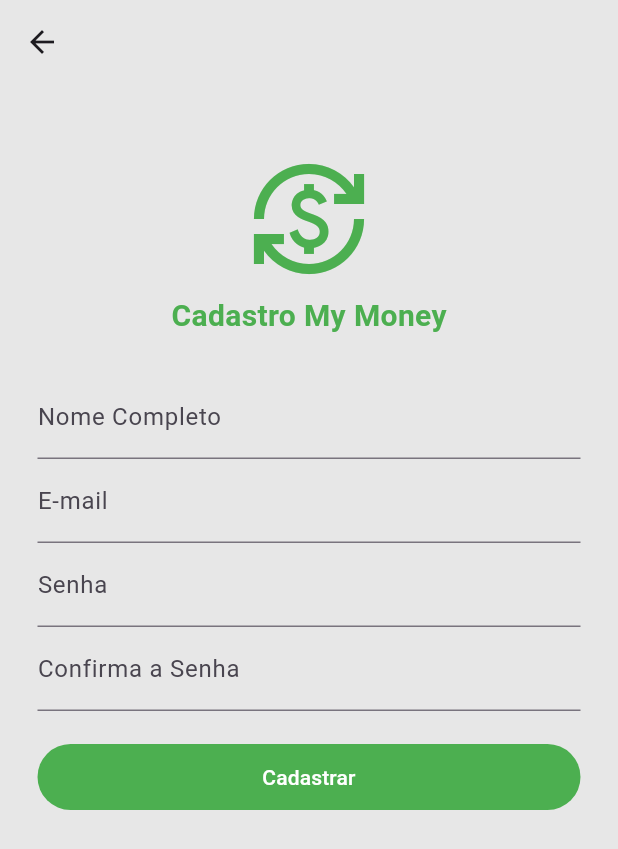
After one commit to lermen12/may-money, a Flutter app: the RegisterPage screen opened by its route, on a phone screen of 412 x 824 dp. The commit adds this screen. Shown: the top 849 px of the screen. Run offline on Flutter 3.47's test engine with Material 2 defaults, Android fonts, the phone set to English and light mode, and no system bars; our stand-ins replace dio, email_validator.

Commit message:
Crido tela de register_page.dart, feito a rota e adiconado dependencia de validação do e-mail no registo.

```diff
--- a/lib/main.dart
+++ b/lib/main.dart
@@ -1,6 +1,7 @@
 import 'package:flutter/material.dart';
 import 'package:my_money/src/modules/initial/page/initial_page.dart';
 import 'package:my_money/src/modules/login/page/login_page.dart';
+import 'package:my_money/src/modules/register/page/register_page.dart';
 import 'package:my_money/src/router/app_router.dart';
 
 void main() {
@@ -22,6 +23,7 @@ class App extends StatelessWidget {
       home: const InitialPage(),
       routes: {
         AppRouter.login: (context) => const LoginPage(),
+        AppRouter.register: (context) => const RegisterPage(),
       },
     );
   }
--- a/lib/src/modules/login/page/login_page.dart
+++ b/lib/src/modules/login/page/login_page.dart
@@ -1,5 +1,6 @@
 import 'package:flutter/material.dart';
 import 'package:my_money/src/modules/login/components/register_link.dart';
+import 'package:my_money/src/router/app_router.dart';
 import 'package:my_money/src/shared/colors/app_colors.dart';
 import 'package:my_money/src/shared/components/app_button.dart';
 import 'package:my_money/src/shared/components/app_loading.dart';
@@ -69,7 +70,7 @@ class _LoginPageState extends State<LoginPage> {
                             ),
                             child: AppButton(action: () {}, label: "Login")),
                         GestureDetector(
-                          onTap: () {},
+                          onTap: () {Navigator.pushNamed(context, AppRouter.register);},
                           child: const RegisterLink(),
                         )
                       ],
--- /dev/null
+++ b/lib/src/modules/register/page/register_page.dart
@@ -0,0 +1,94 @@
+import 'dart:async';
+
+import 'package:email_validator/email_validator.dart';
+import 'package:flutter/material.dart';
+import 'package:my_money/src/shared/colors/app_colors.dart';
+import 'package:my_money/src/shared/components/app_button.dart';
+import 'package:my_money/src/shared/components/app_logo_title.dart';
+
+class RegisterPage extends StatefulWidget {
+  const RegisterPage({super.key});
+
+  @override
+  State<RegisterPage> createState() => _RegisterPageState();
+
+}
+
+class _RegisterPageState extends State<RegisterPage> {
+  @override
+  Widget build(BuildContext context) {
+    return Scaffold(
+      appBar: AppBar(
+        backgroundColor: AppColors.appPageBackground,
+        elevation: 0,
+        leading: IconButton(
+            icon: const Icon(Icons.arrow_back),
+            onPressed: () => Navigator.pop(context)),
+      ),
+      backgroundColor: AppColors.appPageBackground,
+      body: SingleChildScrollView(
+        child: SafeArea(
+          child: Center(
+            child: Padding(
+              padding: const EdgeInsets.only(
+                top: 50,
+                left: 25,
+                right: 25,
+              ),
+              child: Column(
+                mainAxisSize: MainAxisSize.max,
+                crossAxisAlignment: CrossAxisAlignment.center,
+                children: [
+                  const AppLogoTitle(
+                    title: 'Cadastro My Money',
+                    titleSize: 20,
+                    iconSize: 80,
+                  ),
+                  TextFormField(
+                    enabled: true,
+                    textAlign: TextAlign.start,
+                    autofocus: false,
+                    keyboardType: TextInputType.text,
+                    decoration:
+                        const InputDecoration(label: Text('Nome Completo')),
+                  ),
+                  TextFormField(
+                    enabled: true,
+                    textAlign: TextAlign.start,
+                    autofocus: false,
+                    keyboardType: TextInputType.text,
+                    validator: (value) => EmailValidator.validate(value!)
+                        ? null
+                        : "Please enter a valid email",
+                    decoration: const InputDecoration(label: Text('E-mail')),
+                  ),
+                  TextFormField(
+                    enabled: true,
+                    textAlign: TextAlign.start,
+                    autofocus: false,
+                    keyboardType: TextInputType.text,
+                    obscureText: true,
+                    decoration: const InputDecoration(label: Text('Senha')),
+                  ),
+                  TextFormField(
+                    enabled: true,
+                    textAlign: TextAlign.start,
+                    autofocus: false,
+                    keyboardType: TextInputType.text,
+                    obscureText: true,
+                    decoration:
+                        const InputDecoration(label: Text('Confirma a Senha')),
+                  ),
+                  Padding(
+                    padding: const EdgeInsets.only(top: 20),
+                    child: AppButton(action: () {}, label: 'Cadastrar'),
+                  )
+                ],
+              ),
+            ),
+          ),
+        ),
+      ),
+    );
+  }
+}
--- a/lib/src/router/app_router.dart
+++ b/lib/src/router/app_router.dart
@@ -1,3 +1,4 @@
 class AppRouter {
   static const String login = '/login';
+  static const String register = '/register';
 }
--- a/pubspec.yaml
+++ b/pubspec.yaml
@@ -23,6 +23,7 @@ dependencies:
   fl_chart: ^0.62.0
   modal_bottom_sheet: ^2.1.2
   dio: ^5.3.2
+  email_validator: ^2.1.17
 
 dev_dependencies:
   flutter_test:
```
Also changed, not shown: pubspec.lock.
